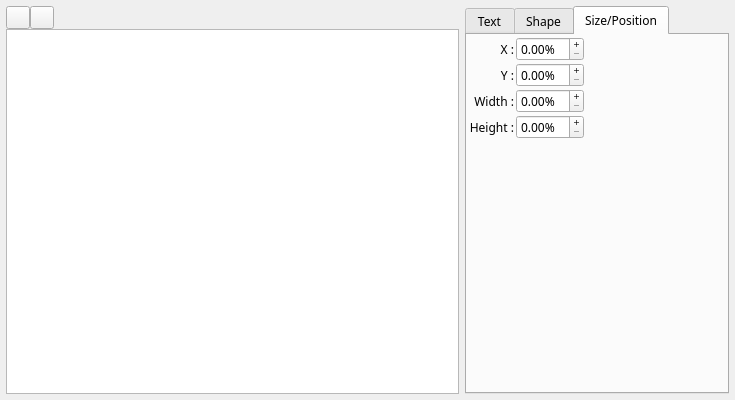
First picture: the form in wgt_QCompositionWidget.ui, repository boenki/ffdiaporama, before the edit.
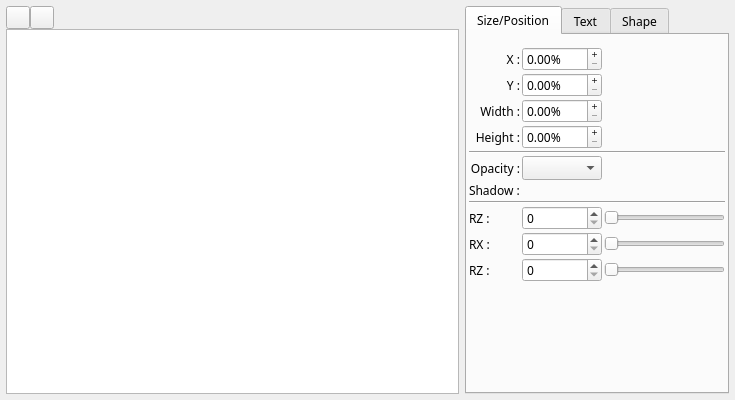
Second picture: the form after the edit. The open tabs and pages were chosen to show the change. Icons and pictures are not drawn. Custom widgets are drawn as their Qt base class.

Commit message: Travail sur les blocs de composition : - Suppression des bordures intérieurs - Ajout des rotations sur les 3 axes - Correction du bugg de mise à l'échelle de la bordure exterieur

```diff
--- a/wgt_QCompositionWidget.ui
+++ b/wgt_QCompositionWidget.ui
@@ -111,6 +111,400 @@
      <property name="currentIndex">
       <number>1</number>
      </property>
+     <widget class="QWidget" name="SizePositionTab">
+      <attribute name="title">
+       <string>Size/Position</string>
+      </attribute>
+      <layout class="QVBoxLayout" name="verticalLayout">
+       <property name="spacing">
+        <number>2</number>
+       </property>
+       <property name="margin">
+        <number>2</number>
+       </property>
+       <item>
+        <layout class="QGridLayout" name="gridLayout_6">
+         <property name="topMargin">
+          <number>10</number>
+         </property>
+         <item row="0" column="0">
+          <widget class="QLabel" name="PosX">
+           <property name="text">
+            <string>X :</string>
+           </property>
+           <property name="alignment">
+            <set>Qt::AlignRight|Qt::AlignTrailing|Qt::AlignVCenter</set>
+           </property>
+          </widget>
+         </item>
+         <item row="0" column="1">
+          <widget class="QDoubleSpinBox" name="PosXEd">
+           <property name="sizePolicy">
+            <sizepolicy hsizetype="Fixed" vsizetype="Fixed">
+             <horstretch>0</horstretch>
+             <verstretch>0</verstretch>
+            </sizepolicy>
+           </property>
+           <property name="minimumSize">
+            <size>
+             <width>80</width>
+             <height>24</height>
+            </size>
+           </property>
+           <property name="maximumSize">
+            <size>
+             <width>80</width>
+             <height>24</height>
+            </size>
+           </property>
+           <property name="toolTip">
+            <string>Define X position of selected text</string>
+           </property>
+           <property name="buttonSymbols">
+            <enum>QAbstractSpinBox::PlusMinus</enum>
+           </property>
+           <property name="suffix">
+            <string notr="true">%</string>
+           </property>
+          </widget>
+         </item>
+         <item row="2" column="0">
+          <widget class="QLabel" name="Width">
+           <property name="text">
+            <string>Width :</string>
+           </property>
+           <property name="alignment">
+            <set>Qt::AlignRight|Qt::AlignTrailing|Qt::AlignVCenter</set>
+           </property>
+          </widget>
+         </item>
+         <item row="2" column="1">
+          <widget class="QDoubleSpinBox" name="WidthEd">
+           <property name="sizePolicy">
+            <sizepolicy hsizetype="Fixed" vsizetype="Fixed">
+             <horstretch>0</horstretch>
+             <verstretch>0</verstretch>
+            </sizepolicy>
+           </property>
+           <property name="minimumSize">
+            <size>
+             <width>80</width>
+             <height>24</height>
+            </size>
+           </property>
+           <property name="maximumSize">
+            <size>
+             <width>80</width>
+             <height>24</height>
+            </size>
+           </property>
+           <property name="toolTip">
+            <string>Define width of selected text</string>
+           </property>
+           <property name="buttonSymbols">
+            <enum>QAbstractSpinBox::PlusMinus</enum>
+           </property>
+           <property name="suffix">
+            <string notr="true">%</string>
+           </property>
+          </widget>
+         </item>
+         <item row="5" column="0">
+          <widget class="QLabel" name="label_21">
+           <property name="text">
+            <string>Opacity :</string>
+           </property>
+           <property name="alignment">
+            <set>Qt::AlignRight|Qt::AlignTrailing|Qt::AlignVCenter</set>
+           </property>
+          </widget>
+         </item>
+         <item row="5" column="1">
+          <widget class="QComboBox" name="OpacityCB">
+           <property name="sizePolicy">
+            <sizepolicy hsizetype="Fixed" vsizetype="Fixed">
+             <horstretch>0</horstretch>
+             <verstretch>0</verstretch>
+            </sizepolicy>
+           </property>
+           <property name="minimumSize">
+            <size>
+             <width>80</width>
+             <height>24</height>
+            </size>
+           </property>
+           <property name="maximumSize">
+            <size>
+             <width>80</width>
+             <height>24</height>
+            </size>
+           </property>
+          </widget>
+         </item>
+         <item row="8" column="1">
+          <widget class="QSpinBox" name="spinBox">
+           <property name="sizePolicy">
+            <sizepolicy hsizetype="Fixed" vsizetype="Fixed">
+             <horstretch>0</horstretch>
+             <verstretch>0</verstretch>
+            </sizepolicy>
+           </property>
+           <property name="minimumSize">
+            <size>
+             <width>80</width>
+             <height>24</height>
+            </size>
+           </property>
+           <property name="maximumSize">
+            <size>
+             <width>80</width>
+             <height>24</height>
+            </size>
+           </property>
+          </widget>
+         </item>
+         <item row="9" column="1">
+          <widget class="QSpinBox" name="spinBox_2">
+           <property name="sizePolicy">
+            <sizepolicy hsizetype="Fixed" vsizetype="Fixed">
+             <horstretch>0</horstretch>
+             <verstretch>0</verstretch>
+            </sizepolicy>
+           </property>
+           <property name="minimumSize">
+            <size>
+             <width>80</width>
+             <height>24</height>
+            </size>
+           </property>
+           <property name="maximumSize">
+            <size>
+             <width>80</width>
+             <height>24</height>
+            </size>
+           </property>
+          </widget>
+         </item>
+         <item row="10" column="1">
+          <widget class="QSpinBox" name="spinBox_3">
+           <property name="sizePolicy">
+            <sizepolicy hsizetype="Fixed" vsizetype="Fixed">
+             <horstretch>0</horstretch>
+             <verstretch>0</verstretch>
+            </sizepolicy>
+           </property>
+           <property name="minimumSize">
+            <size>
+             <width>80</width>
+             <height>24</height>
+            </size>
+           </property>
+           <property name="maximumSize">
+            <size>
+             <width>80</width>
+             <height>24</height>
+            </size>
+           </property>
+          </widget>
+         </item>
+         <item row="8" column="2">
+          <widget class="QSlider" name="horizontalSlider">
+           <property name="minimumSize">
+            <size>
+             <width>0</width>
+             <height>24</height>
+            </size>
+           </property>
+           <property name="maximumSize">
+            <size>
+             <width>16777215</width>
+             <height>24</height>
+            </size>
+           </property>
+           <property name="orientation">
+            <enum>Qt::Horizontal</enum>
+           </property>
+          </widget>
+         </item>
+         <item row="9" column="2">
+          <widget class="QSlider" name="horizontalSlider_2">
+           <property name="minimumSize">
+            <size>
+             <width>0</width>
+             <height>24</height>
+            </size>
+           </property>
+           <property name="maximumSize">
+            <size>
+             <width>16777215</width>
+             <height>24</height>
+            </size>
+           </property>
+           <property name="orientation">
+            <enum>Qt::Horizontal</enum>
+           </property>
+          </widget>
+         </item>
+         <item row="10" column="2">
+          <widget class="QSlider" name="horizontalSlider_3">
+           <property name="minimumSize">
+            <size>
+             <width>0</width>
+             <height>24</height>
+            </size>
+           </property>
+           <property name="maximumSize">
+            <size>
+             <width>16777215</width>
+             <height>24</height>
+            </size>
+           </property>
+           <property name="orientation">
+            <enum>Qt::Horizontal</enum>
+           </property>
+          </widget>
+         </item>
+         <item row="8" column="0">
+          <widget class="QLabel" name="label_6">
+           <property name="text">
+            <string>RZ :</string>
+           </property>
+          </widget>
+         </item>
+         <item row="9" column="0">
+          <widget class="QLabel" name="label_10">
+           <property name="text">
+            <string>RX :</string>
+           </property>
+          </widget>
+         </item>
+         <item row="10" column="0">
+          <widget class="QLabel" name="label_11">
+           <property name="text">
+            <string>RZ :</string>
+           </property>
+          </widget>
+         </item>
+         <item row="4" column="0" colspan="3">
+          <widget class="Line" name="line">
+           <property name="orientation">
+            <enum>Qt::Horizontal</enum>
+           </property>
+          </widget>
+         </item>
+         <item row="7" column="0" colspan="3">
+          <widget class="Line" name="line_2">
+           <property name="orientation">
+            <enum>Qt::Horizontal</enum>
+           </property>
+          </widget>
+         </item>
+         <item row="6" column="0">
+          <widget class="QLabel" name="label_12">
+           <property name="text">
+            <string>Shadow :</string>
+           </property>
+          </widget>
+         </item>
+         <item row="3" column="0">
+          <widget class="QLabel" name="Height">
+           <property name="text">
+            <string>Height :</string>
+           </property>
+           <property name="alignment">
+            <set>Qt::AlignRight|Qt::AlignTrailing|Qt::AlignVCenter</set>
+           </property>
+          </widget>
+         </item>
+         <item row="3" column="1">
+          <widget class="QDoubleSpinBox" name="HeightEd">
+           <property name="sizePolicy">
+            <sizepolicy hsizetype="Fixed" vsizetype="Fixed">
+             <horstretch>0</horstretch>
+             <verstretch>0</verstretch>
+            </sizepolicy>
+           </property>
+           <property name="minimumSize">
+            <size>
+             <width>80</width>
+             <height>24</height>
+            </size>
+           </property>
+           <property name="maximumSize">
+            <size>
+             <width>80</width>
+             <height>24</height>
+            </size>
+           </property>
+           <property name="toolTip">
+            <string>Define height of selected text</string>
+           </property>
+           <property name="buttonSymbols">
+            <enum>QAbstractSpinBox::PlusMinus</enum>
+           </property>
+           <property name="suffix">
+            <string notr="true">%</string>
+           </property>
+          </widget>
+         </item>
+         <item row="1" column="0">
+          <widget class="QLabel" name="PosY">
+           <property name="text">
+            <string>Y :</string>
+           </property>
+           <property name="alignment">
+            <set>Qt::AlignRight|Qt::AlignTrailing|Qt::AlignVCenter</set>
+           </property>
+          </widget>
+         </item>
+         <item row="1" column="1">
+          <widget class="QDoubleSpinBox" name="PosYEd">
+           <property name="sizePolicy">
+            <sizepolicy hsizetype="Fixed" vsizetype="Fixed">
+             <horstretch>0</horstretch>
+             <verstretch>0</verstretch>
+            </sizepolicy>
+           </property>
+           <property name="minimumSize">
+            <size>
+             <width>80</width>
+             <height>24</height>
+            </size>
+           </property>
+           <property name="maximumSize">
+            <size>
+             <width>80</width>
+             <height>24</height>
+            </size>
+           </property>
+           <property name="toolTip">
+            <string>Define Y position of selected text</string>
+           </property>
+           <property name="buttonSymbols">
+            <enum>QAbstractSpinBox::PlusMinus</enum>
+           </property>
+           <property name="suffix">
+            <string notr="true">%</string>
+           </property>
+          </widget>
+         </item>
+        </layout>
+       </item>
+       <item>
+        <spacer name="verticalSpacer_3">
+         <property name="orientation">
+          <enum>Qt::Vertical</enum>
+         </property>
+         <property name="sizeHint" stdset="0">
+          <size>
+           <width>20</width>
+           <height>40</height>
+          </size>
+         </property>
+        </spacer>
+       </item>
+      </layout>
+     </widget>
      <widget class="QWidget" name="TabText">
       <attribute name="title">
        <string>Text</string>
@@ -808,42 +1202,6 @@
            </property>
           </widget>
          </item>
-         <item row="1" column="0">
-          <widget class="QLabel" name="label_21">
-           <property name="text">
-            <string>Opacity :</string>
-           </property>
-           <property name="alignment">
-            <set>Qt::AlignRight|Qt::AlignTrailing|Qt::AlignVCenter</set>
-           </property>
-          </widget>
-         </item>
-         <item row="1" column="1">
-          <widget class="QComboBox" name="BackgroundTransparentCB">
-           <property name="minimumSize">
-            <size>
-             <width>0</width>
-             <height>24</height>
-            </size>
-           </property>
-           <property name="maximumSize">
-            <size>
-             <width>80</width>
-             <height>16777215</height>
-            </size>
-           </property>
-          </widget>
-         </item>
-         <item row="4" column="0">
-          <widget class="QLabel" name="label_15">
-           <property name="text">
-            <string>Internal :</string>
-           </property>
-           <property name="alignment">
-            <set>Qt::AlignRight|Qt::AlignTrailing|Qt::AlignVCenter</set>
-           </property>
-          </widget>
-         </item>
          <item row="2" column="0" colspan="2">
           <widget class="QLabel" name="label_3">
            <property name="minimumSize">
@@ -947,98 +1305,6 @@
            </item>
           </layout>
          </item>
-         <item row="4" column="1">
-          <layout class="QHBoxLayout" name="horizontalLayout_2">
-           <property name="spacing">
-            <number>0</number>
-           </property>
-           <property name="margin">
-            <number>0</number>
-           </property>
-           <item>
-            <widget class="QSpinBox" name="InternalSizeEd">
-             <property name="minimumSize">
-              <size>
-               <width>60</width>
-               <height>24</height>
-              </size>
-             </property>
-             <property name="maximumSize">
-              <size>
-               <width>60</width>
-               <height>24</height>
-              </size>
-             </property>
-             <property name="buttonSymbols">
-              <enum>QAbstractSpinBox::PlusMinus</enum>
-             </property>
-            </widget>
-           </item>
-           <item>
-            <widget class="cCustomColorComboBox" name="InternalColor1CB">
-             <property name="sizePolicy">
-              <sizepolicy hsizetype="Fixed" vsizetype="Fixed">
-               <horstretch>0</horstretch>
-               <verstretch>0</verstretch>
-              </sizepolicy>
-             </property>
-             <property name="minimumSize">
-              <size>
-               <width>48</width>
-               <height>24</height>
-              </size>
-             </property>
-             <property name="maximumSize">
-              <size>
-               <width>48</width>
-               <height>24</height>
-              </size>
-             </property>
-             <property name="iconSize">
-              <size>
-               <width>64</width>
-               <height>16</height>
-              </size>
-             </property>
-            </widget>
-           </item>
-           <item>
-            <widget class="cCustomColorComboBox" name="InternalColor2CB">
-             <property name="sizePolicy">
-              <sizepolicy hsizetype="Fixed" vsizetype="Fixed">
-               <horstretch>0</horstretch>
-               <verstretch>0</verstretch>
-              </sizepolicy>
-             </property>
-             <property name="minimumSize">
-              <size>
-               <width>48</width>
-               <height>24</height>
-              </size>
-             </property>
-             <property name="maximumSize">
-              <size>
-               <width>48</width>
-               <height>24</height>
-              </size>
-             </property>
-             <property name="iconSize">
-              <size>
-               <width>64</width>
-               <height>16</height>
-              </size>
-             </property>
-            </widget>
-           </item>
-           <item>
-            <widget class="QLabel" name="label_6">
-             <property name="text">
-              <string notr="true"/>
-             </property>
-            </widget>
-           </item>
-          </layout>
-         </item>
         </layout>
        </item>
        <item row="7" column="0">
@@ -1053,248 +1319,6 @@
        </item>
       </layout>
      </widget>
-     <widget class="QWidget" name="SizePositionTab">
-      <attribute name="title">
-       <string>Size/Position</string>
-      </attribute>
-      <layout class="QGridLayout" name="gridLayout_4">
-       <property name="margin">
-        <number>2</number>
-       </property>
-       <property name="spacing">
-        <number>2</number>
-       </property>
-       <item row="0" column="0">
-        <widget class="QLabel" name="PosX">
-         <property name="text">
-          <string>X :</string>
-         </property>
-         <property name="alignment">
-          <set>Qt::AlignRight|Qt::AlignTrailing|Qt::AlignVCenter</set>
-         </property>
-        </widget>
-       </item>
-       <item row="0" column="1">
-        <widget class="QDoubleSpinBox" name="PosXEd">
-         <property name="sizePolicy">
-          <sizepolicy hsizetype="Preferred" vsizetype="Fixed">
-           <horstretch>0</horstretch>
-           <verstretch>0</verstretch>
-          </sizepolicy>
-         </property>
-         <property name="minimumSize">
-          <size>
-           <width>0</width>
-           <height>24</height>
-          </size>
-         </property>
-         <property name="maximumSize">
-          <size>
-           <width>16777215</width>
-           <height>24</height>
-          </size>
-         </property>
-         <property name="toolTip">
-          <string>Define X position of selected text</string>
-         </property>
-         <property name="buttonSymbols">
-          <enum>QAbstractSpinBox::PlusMinus</enum>
-         </property>
-         <property name="suffix">
-          <string notr="true">%</string>
-         </property>
-        </widget>
-       </item>
-       <item row="1" column="0">
-        <widget class="QLabel" name="PosY">
-         <property name="text">
-          <string>Y :</string>
-         </property>
-         <property name="alignment">
-          <set>Qt::AlignRight|Qt::AlignTrailing|Qt::AlignVCenter</set>
-         </property>
-        </widget>
-       </item>
-       <item row="1" column="1">
-        <widget class="QDoubleSpinBox" name="PosYEd">
-         <property name="sizePolicy">
-          <sizepolicy hsizetype="Preferred" vsizetype="Fixed">
-           <horstretch>0</horstretch>
-           <verstretch>0</verstretch>
-          </sizepolicy>
-         </property>
-         <property name="minimumSize">
-          <size>
-           <width>0</width>
-           <height>24</height>
-          </size>
-         </property>
-         <property name="maximumSize">
-          <size>
-           <width>16777215</width>
-           <height>24</height>
-          </size>
-         </property>
-         <property name="toolTip">
-          <string>Define Y position of selected text</string>
-         </property>
-         <property name="buttonSymbols">
-          <enum>QAbstractSpinBox::PlusMinus</enum>
-         </property>
-         <property name="suffix">
-          <string notr="true">%</string>
-         </property>
-        </widget>
-       </item>
-       <item row="0" column="3">
-        <widget class="QLabel" name="PosYLabel">
-         <property name="sizePolicy">
-          <sizepolicy hsizetype="Expanding" vsizetype="Preferred">
-           <horstretch>0</horstretch>
-           <verstretch>0</verstretch>
-          </sizepolicy>
-         </property>
-         <property name="text">
-          <string notr="true"/>
-         </property>
-        </widget>
-       </item>
-       <item row="1" column="3">
-        <widget class="QLabel" name="PosXLabel">
-         <property name="sizePolicy">
-          <sizepolicy hsizetype="Preferred" vsizetype="Preferred">
-           <horstretch>0</horstretch>
-           <verstretch>0</verstretch>
-          </sizepolicy>
-         </property>
-         <property name="text">
-          <string notr="true"/>
-         </property>
-        </widget>
-       </item>
-       <item row="2" column="3">
-        <widget class="QLabel" name="WidthLabel">
-         <property name="sizePolicy">
-          <sizepolicy hsizetype="Preferred" vsizetype="Preferred">
-           <horstretch>0</horstretch>
-           <verstretch>0</verstretch>
-          </sizepolicy>
-         </property>
-         <property name="text">
-          <string notr="true"/>
-         </property>
-        </widget>
-       </item>
-       <item row="2" column="0">
-        <widget class="QLabel" name="Width">
-         <property name="text">
-          <string>Width :</string>
-         </property>
-         <property name="alignment">
-          <set>Qt::AlignRight|Qt::AlignTrailing|Qt::AlignVCenter</set>
-         </property>
-        </widget>
-       </item>
-       <item row="2" column="1">
-        <widget class="QDoubleSpinBox" name="WidthEd">
-         <property name="sizePolicy">
-          <sizepolicy hsizetype="Preferred" vsizetype="Fixed">
-           <horstretch>0</horstretch>
-           <verstretch>0</verstretch>
-          </sizepolicy>
-         </property>
-         <property name="minimumSize">
-          <size>
-           <width>0</width>
-           <height>24</height>
-          </size>
-         </property>
-         <property name="maximumSize">
-          <size>
-           <width>16777215</width>
-           <height>24</height>
-          </size>
-         </property>
-         <property name="toolTip">
-          <string>Define width of selected text</string>
-         </property>
-         <property name="buttonSymbols">
-          <enum>QAbstractSpinBox::PlusMinus</enum>
-         </property>
-         <property name="suffix">
-          <string notr="true">%</string>
-         </property>
-        </widget>
-       </item>
-       <item row="3" column="3">
-        <widget class="QLabel" name="HeightLabel">
-         <property name="sizePolicy">
-          <sizepolicy hsizetype="Preferred" vsizetype="Preferred">
-           <horstretch>0</horstretch>
-           <verstretch>0</verstretch>
-          </sizepolicy>
-         </property>
-         <property name="text">
-          <string notr="true"/>
-         </property>
-        </widget>
-       </item>
-       <item row="3" column="0">
-        <widget class="QLabel" name="Height">
-         <property name="text">
-          <string>Height :</string>
-         </property>
-         <property name="alignment">
-          <set>Qt::AlignRight|Qt::AlignTrailing|Qt::AlignVCenter</set>
-         </property>
-        </widget>
-       </item>
-       <item row="3" column="1">
-        <widget class="QDoubleSpinBox" name="HeightEd">
-         <property name="sizePolicy">
-          <sizepolicy hsizetype="Preferred" vsizetype="Fixed">
-           <horstretch>0</horstretch>
-           <verstretch>0</verstretch>
-          </sizepolicy>
-         </property>
-         <property name="minimumSize">
-          <size>
-           <width>0</width>
-           <height>24</height>
-          </size>
-         </property>
-         <property name="maximumSize">
-          <size>
-           <width>16777215</width>
-           <height>24</height>
-          </size>
-         </property>
-         <property name="toolTip">
-          <string>Define height of selected text</string>
-         </property>
-         <property name="buttonSymbols">
-          <enum>QAbstractSpinBox::PlusMinus</enum>
-         </property>
-         <property name="suffix">
-          <string notr="true">%</string>
-         </property>
-        </widget>
-       </item>
-       <item row="4" column="0">
-        <spacer name="verticalSpacer_3">
-         <property name="orientation">
-          <enum>Qt::Vertical</enum>
-         </property>
-         <property name="sizeHint" stdset="0">
-          <size>
-           <width>20</width>
-           <height>40</height>
-          </size>
-         </property>
-        </spacer>
-       </item>
-      </layout>
-     </widget>
     </widget>
    </item>
   </layout>
```
Left out of the diff: 29 changed lines with no effect on the pictures. The commit also changes 5 other files.
